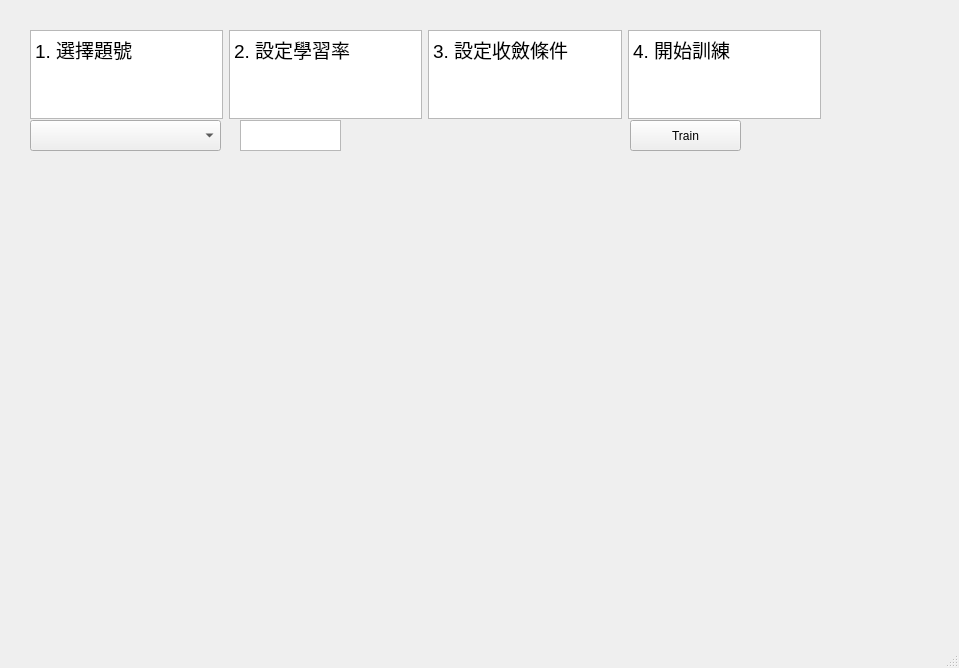
Before: the Qt Designer form HW1/MyGUI.ui in KaiTung/NCU_111_NeuronNetwork, drawn with Qt 5.
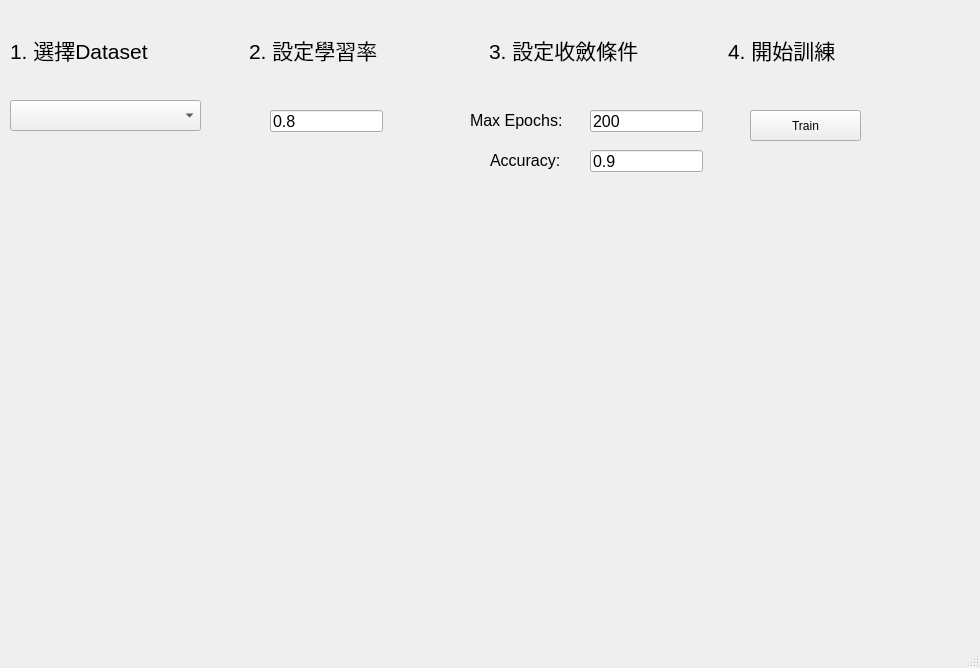
After: the same form once the commit is applied.

The edit to the form file:
```diff
--- a/HW1/MyGUI.ui
+++ b/HW1/MyGUI.ui
@@ -6,7 +6,7 @@
    <rect>
     <x>0</x>
     <y>0</y>
-    <width>959</width>
+    <width>980</width>
     <height>668</height>
    </rect>
   </property>
@@ -17,8 +17,8 @@
    <widget class="QPushButton" name="Train_button">
     <property name="geometry">
      <rect>
-      <x>630</x>
-      <y>120</y>
+      <x>750</x>
+      <y>110</y>
       <width>111</width>
       <height>31</height>
      </rect>
@@ -27,80 +27,179 @@
      <string>Train</string>
     </property>
    </widget>
+   <widget class="QComboBox" name="comboBox">
+    <property name="geometry">
+     <rect>
+      <x>10</x>
+      <y>100</y>
+      <width>191</width>
+      <height>31</height>
+     </rect>
+    </property>
+   </widget>
    <widget class="QWidget" name="horizontalLayoutWidget">
     <property name="geometry">
      <rect>
-      <x>30</x>
-      <y>30</y>
-      <width>791</width>
-      <height>89</height>
+      <x>10</x>
+      <y>-1</y>
+      <width>951</width>
+      <height>101</height>
      </rect>
     </property>
     <layout class="QHBoxLayout" name="horizontalLayout">
      <item>
-      <widget class="QTextBrowser" name="textBrowser">
-       <property name="html">
-        <string>&lt;!DOCTYPE HTML PUBLIC &quot;-//W3C//DTD HTML 4.0//EN&quot; &quot;http://www.w3.org/TR/REC-html40/strict.dtd&quot;&gt;
-&lt;html&gt;&lt;head&gt;&lt;meta name=&quot;qrichtext&quot; content=&quot;1&quot; /&gt;&lt;style type=&quot;text/css&quot;&gt;
-p, li { white-space: pre-wrap; }
-&lt;/style&gt;&lt;/head&gt;&lt;body style=&quot; font-family:'PMingLiU'; font-size:9pt; font-weight:400; font-style:normal;&quot;&gt;
-&lt;p style=&quot; margin-top:0px; margin-bottom:0px; margin-left:0px; margin-right:0px; -qt-block-indent:0; text-indent:0px;&quot;&gt;&lt;span style=&quot; font-size:14pt;&quot;&gt;1. 選擇題號&lt;/span&gt;&lt;/p&gt;&lt;/body&gt;&lt;/html&gt;</string>
+      <widget class="QLabel" name="label">
+       <property name="font">
+        <font>
+         <pointsize>16</pointsize>
+        </font>
        </property>
+       <property name="layoutDirection">
+        <enum>Qt::LeftToRight</enum>
+       </property>
+       <property name="autoFillBackground">
+        <bool>false</bool>
+       </property>
+       <property name="text">
+        <string>1. 選擇Dataset</string>
+       </property>
       </widget>
      </item>
      <item>
-      <widget class="QTextBrowser" name="textBrowser_2">
-       <property name="html">
-        <string>&lt;!DOCTYPE HTML PUBLIC &quot;-//W3C//DTD HTML 4.0//EN&quot; &quot;http://www.w3.org/TR/REC-html40/strict.dtd&quot;&gt;
-&lt;html&gt;&lt;head&gt;&lt;meta name=&quot;qrichtext&quot; content=&quot;1&quot; /&gt;&lt;style type=&quot;text/css&quot;&gt;
-p, li { white-space: pre-wrap; }
-&lt;/style&gt;&lt;/head&gt;&lt;body style=&quot; font-family:'PMingLiU'; font-size:9pt; font-weight:400; font-style:normal;&quot;&gt;
-&lt;p style=&quot; margin-top:0px; margin-bottom:0px; margin-left:0px; margin-right:0px; -qt-block-indent:0; text-indent:0px;&quot;&gt;&lt;span style=&quot; font-size:14pt;&quot;&gt;2. 設定學習率&lt;/span&gt;&lt;/p&gt;&lt;/body&gt;&lt;/html&gt;</string>
+      <widget class="QLabel" name="label_2">
+       <property name="font">
+        <font>
+         <pointsize>16</pointsize>
+        </font>
        </property>
+       <property name="layoutDirection">
+        <enum>Qt::LeftToRight</enum>
+       </property>
+       <property name="text">
+        <string>2. 設定學習率</string>
+       </property>
       </widget>
      </item>
      <item>
-      <widget class="QTextBrowser" name="textBrowser_3">
-       <property name="html">
-        <string>&lt;!DOCTYPE HTML PUBLIC &quot;-//W3C//DTD HTML 4.0//EN&quot; &quot;http://www.w3.org/TR/REC-html40/strict.dtd&quot;&gt;
-&lt;html&gt;&lt;head&gt;&lt;meta name=&quot;qrichtext&quot; content=&quot;1&quot; /&gt;&lt;style type=&quot;text/css&quot;&gt;
-p, li { white-space: pre-wrap; }
-&lt;/style&gt;&lt;/head&gt;&lt;body style=&quot; font-family:'PMingLiU'; font-size:9pt; font-weight:400; font-style:normal;&quot;&gt;
-&lt;p style=&quot; margin-top:0px; margin-bottom:0px; margin-left:0px; margin-right:0px; -qt-block-indent:0; text-indent:0px;&quot;&gt;&lt;span style=&quot; font-size:14pt;&quot;&gt;3. 設定收斂條件&lt;/span&gt;&lt;/p&gt;&lt;/body&gt;&lt;/html&gt;</string>
+      <widget class="QLabel" name="label_3">
+       <property name="font">
+        <font>
+         <pointsize>16</pointsize>
+        </font>
        </property>
+       <property name="layoutDirection">
+        <enum>Qt::LeftToRight</enum>
+       </property>
+       <property name="text">
+        <string>3. 設定收斂條件</string>
+       </property>
       </widget>
      </item>
      <item>
-      <widget class="QTextBrowser" name="textBrowser_4">
-       <property name="html">
-        <string>&lt;!DOCTYPE HTML PUBLIC &quot;-//W3C//DTD HTML 4.0//EN&quot; &quot;http://www.w3.org/TR/REC-html40/strict.dtd&quot;&gt;
-&lt;html&gt;&lt;head&gt;&lt;meta name=&quot;qrichtext&quot; content=&quot;1&quot; /&gt;&lt;style type=&quot;text/css&quot;&gt;
-p, li { white-space: pre-wrap; }
-&lt;/style&gt;&lt;/head&gt;&lt;body style=&quot; font-family:'PMingLiU'; font-size:9pt; font-weight:400; font-style:normal;&quot;&gt;
-&lt;p style=&quot; margin-top:0px; margin-bottom:0px; margin-left:0px; margin-right:0px; -qt-block-indent:0; text-indent:0px;&quot;&gt;&lt;span style=&quot; font-size:14pt;&quot;&gt;4. 開始訓練&lt;/span&gt;&lt;/p&gt;&lt;/body&gt;&lt;/html&gt;</string>
+      <widget class="QLabel" name="label_4">
+       <property name="font">
+        <font>
+         <pointsize>16</pointsize>
+        </font>
+       </property>
+       <property name="layoutDirection">
+        <enum>Qt::LeftToRight</enum>
+       </property>
+       <property name="text">
+        <string>4. 開始訓練</string>
        </property>
       </widget>
      </item>
     </layout>
    </widget>
-   <widget class="QTextEdit" name="textEdit">
+   <widget class="QLabel" name="label_5">
     <property name="geometry">
      <rect>
-      <x>240</x>
-      <y>120</y>
-      <width>101</width>
-      <height>31</height>
+      <x>470</x>
+      <y>110</y>
+      <width>121</width>
+      <height>21</height>
      </rect>
     </property>
+    <property name="font">
+     <font>
+      <pointsize>12</pointsize>
+     </font>
+    </property>
+    <property name="text">
+     <string>Max Epochs: </string>
+    </property>
    </widget>
-   <widget class="QComboBox" name="comboBox">
+   <widget class="QLabel" name="label_6">
     <property name="geometry">
      <rect>
-      <x>30</x>
-      <y>120</y>
-      <width>191</width>
-      <height>31</height>
+      <x>490</x>
+      <y>150</y>
+      <width>81</width>
+      <height>21</height>
      </rect>
+    </property>
+    <property name="font">
+     <font>
+      <pointsize>12</pointsize>
+     </font>
+    </property>
+    <property name="text">
+     <string>Accuracy: </string>
+    </property>
+   </widget>
+   <widget class="QLineEdit" name="lineEdit">
+    <property name="geometry">
+     <rect>
+      <x>270</x>
+      <y>110</y>
+      <width>113</width>
+      <height>22</height>
+     </rect>
+    </property>
+    <property name="font">
+     <font>
+      <pointsize>12</pointsize>
+     </font>
+    </property>
+    <property name="text">
+     <string>0.8</string>
+    </property>
+   </widget>
+   <widget class="QLineEdit" name="lineEdit_2">
+    <property name="geometry">
+     <rect>
+      <x>590</x>
+      <y>110</y>
+      <width>113</width>
+      <height>22</height>
+     </rect>
+    </property>
+    <property name="font">
+     <font>
+      <pointsize>12</pointsize>
+     </font>
+    </property>
+    <property name="text">
+     <string>200</string>
+    </property>
+   </widget>
+   <widget class="QLineEdit" name="lineEdit_3">
+    <property name="geometry">
+     <rect>
+      <x>590</x>
+      <y>150</y>
+      <width>113</width>
+      <height>22</height>
+     </rect>
+    </property>
+    <property name="font">
+     <font>
+      <pointsize>12</pointsize>
+     </font>
+    </property>
+    <property name="text">
+     <string>0.9</string>
     </property>
    </widget>
   </widget>
```
Left out of the diff: 2 changed lines with no effect on the pictures.
